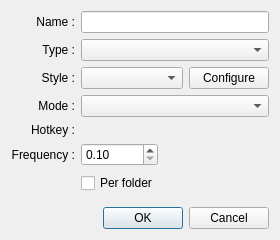
Qt form src/gui/seteditdialog.ui (mistic100/UMWP-Autochanger) before a commit.
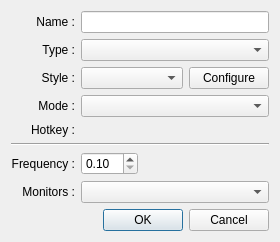
The same form after that commit. Icons and pictures are not drawn. Custom widgets are drawn as their Qt base class.

```diff
--- a/src/gui/seteditdialog.ui
+++ b/src/gui/seteditdialog.ui
@@ -10,23 +10,13 @@
     <x>0</x>
     <y>0</y>
     <width>280</width>
-    <height>240</height>
+    <height>234</height>
    </rect>
   </property>
   <property name="windowTitle">
    <string>Properties</string>
   </property>
   <layout class="QGridLayout" name="gridLayout" columnstretch="0,0,0,0">
-   <item row="10" column="0" colspan="4">
-    <widget class="QDialogButtonBox" name="buttonBox">
-     <property name="orientation">
-      <enum>Qt::Horizontal</enum>
-     </property>
-     <property name="standardButtons">
-      <set>QDialogButtonBox::Cancel|QDialogButtonBox::Ok</set>
-     </property>
-    </widget>
-   </item>
    <item row="1" column="1" colspan="3">
     <widget class="QComboBoxExt" name="selectType"/>
    </item>
@@ -51,10 +41,7 @@
      </item>
     </layout>
    </item>
-   <item row="5" column="1" colspan="3">
-    <widget class="QComboBoxExt" name="selectMode"/>
-   </item>
-   <item row="7" column="3">
+   <item row="8" column="3">
     <spacer name="horizontalSpacer">
      <property name="orientation">
       <enum>Qt::Horizontal</enum>
@@ -67,7 +54,7 @@
      </property>
     </spacer>
    </item>
-   <item row="7" column="1">
+   <item row="8" column="1">
     <widget class="QDoubleSpinBox" name="inputFreq">
      <property name="decimals">
       <number>2</number>
@@ -130,20 +117,27 @@
      </property>
     </widget>
    </item>
-   <item row="9" column="0">
-    <spacer name="verticalSpacer">
-     <property name="orientation">
-      <enum>Qt::Vertical</enum>
+   <item row="9" column="1" colspan="3">
+    <widget class="QCheckList" name="selectMonitors"/>
+   </item>
+   <item row="8" column="2">
+    <widget class="QPushButton" name="freqHelp">
+     <property name="cursor">
+      <cursorShape>WhatsThisCursor</cursorShape>
      </property>
-     <property name="sizeHint" stdset="0">
-      <size>
-       <width>20</width>
-       <height>40</height>
-      </size>
+     <property name="text">
+      <string/>
      </property>
-    </spacer>
+     <property name="icon">
+      <iconset resource="../UMWP_Autochanger.qrc">
+       <normaloff>:/images/icons/help_color.png</normaloff>:/images/icons/help_color.png</iconset>
+     </property>
+     <property name="flat">
+      <bool>true</bool>
+     </property>
+    </widget>
    </item>
-   <item row="7" column="0">
+   <item row="8" column="0">
     <widget class="QLabel" name="label_5">
      <property name="text">
       <string>Frequency :</string>
@@ -156,50 +150,39 @@
    <item row="0" column="1" colspan="3">
     <widget class="QLineEdit" name="inputName"/>
    </item>
-   <item row="7" column="2">
-    <widget class="QPushButton" name="freqHelp">
-     <property name="cursor">
-      <cursorShape>WhatsThisCursor</cursorShape>
+   <item row="10" column="0" colspan="4">
+    <widget class="QDialogButtonBox" name="buttonBox">
+     <property name="orientation">
+      <enum>Qt::Horizontal</enum>
      </property>
+     <property name="standardButtons">
+      <set>QDialogButtonBox::Cancel|QDialogButtonBox::Ok</set>
+     </property>
+    </widget>
+   </item>
+   <item row="9" column="0">
+    <widget class="QLabel" name="label_6">
      <property name="text">
-      <string/>
+      <string>Monitors :</string>
      </property>
-     <property name="icon">
-      <iconset resource="../UMWP_Autochanger.qrc">
-       <normaloff>:/images/icons/help_color.png</normaloff>:/images/icons/help_color.png</iconset>
+     <property name="alignment">
+      <set>Qt::AlignRight|Qt::AlignTrailing|Qt::AlignVCenter</set>
      </property>
-     <property name="flat">
-      <bool>true</bool>
+    </widget>
+   </item>
+   <item row="7" column="0" colspan="4">
+    <widget class="Line" name="line">
+     <property name="orientation">
+      <enum>Qt::Horizontal</enum>
      </property>
     </widget>
    </item>
+   <item row="5" column="1" colspan="3">
+    <widget class="QComboBoxExt" name="selectMode"/>
+   </item>
    <item row="6" column="1" colspan="3">
     <widget class="QHotKeyWidget" name="inputHotkey" native="true"/>
    </item>
-   <item row="8" column="1">
-    <widget class="QCheckBox" name="checkFolder">
-     <property name="text">
-      <string>Per folder</string>
-     </property>
-    </widget>
-   </item>
-   <item row="8" column="2">
-    <widget class="QPushButton" name="folderHelp">
-     <property name="cursor">
-      <cursorShape>WhatsThisCursor</cursorShape>
-     </property>
-     <property name="text">
-      <string/>
-     </property>
-     <property name="icon">
-      <iconset resource="../UMWP_Autochanger.qrc">
-       <normaloff>:/images/icons/help_color.png</normaloff>:/images/icons/help_color.png</iconset>
-     </property>
-     <property name="flat">
-      <bool>true</bool>
-     </property>
-    </widget>
-   </item>
   </layout>
  </widget>
  <customwidgets>
@@ -214,6 +197,11 @@
    <extends>QComboBox</extends>
    <header>../ext/qcomboboxext.h</header>
   </customwidget>
+  <customwidget>
+   <class>QCheckList</class>
+   <extends>QComboBox</extends>
+   <header>../ext/qchecklist.h</header>
+  </customwidget>
  </customwidgets>
  <resources>
   <include location="../UMWP_Autochanger.qrc"/>
```
